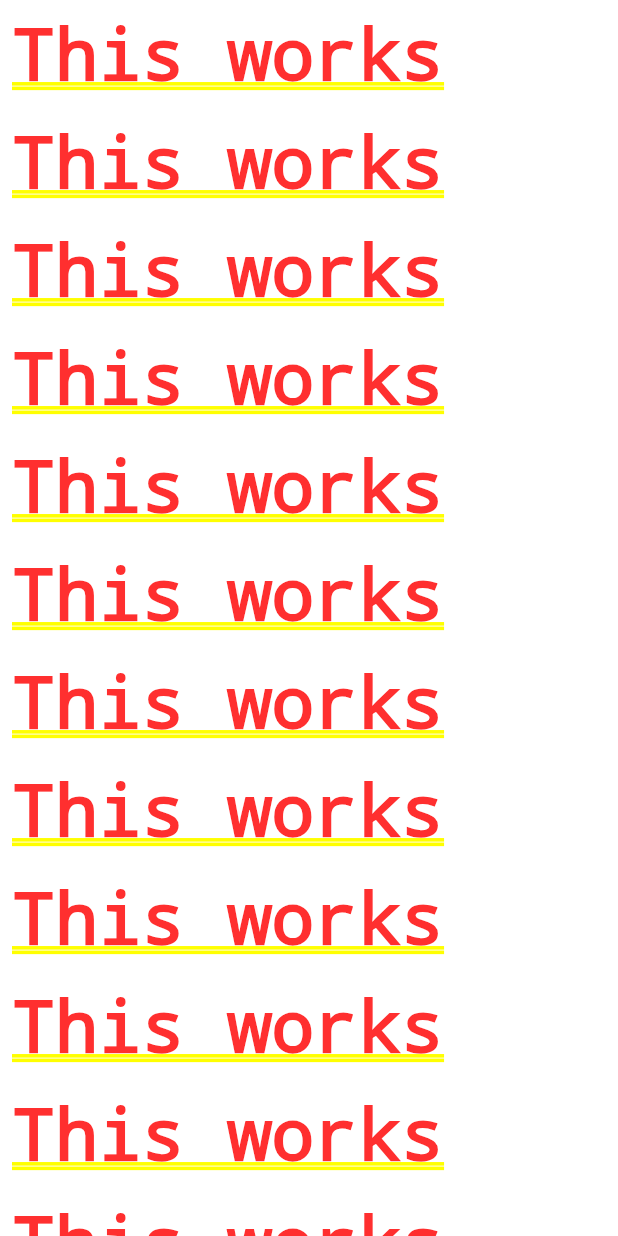
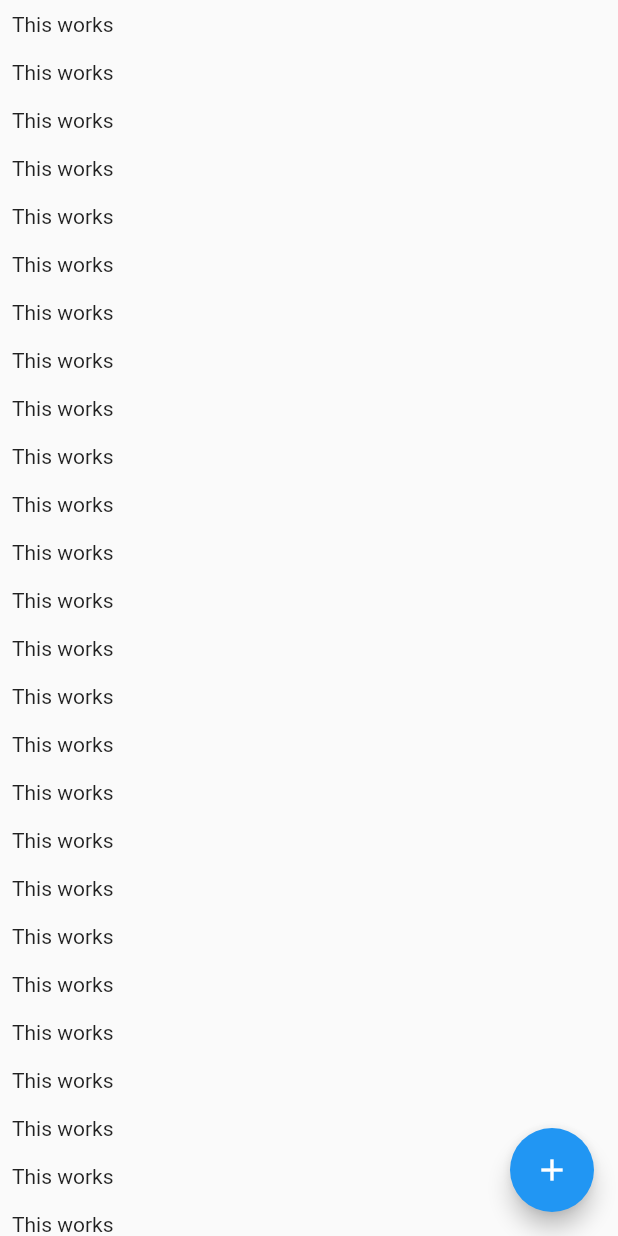
Before and after one commit to dinkelaker/flutter-chatapp, a Flutter app: the screen it shows after launch, on a phone screen of 412 x 824 dp. Run offline on Flutter 3.47's test engine with Material 2 defaults, Android fonts, the phone set to English and light mode, and no system bars; our stand-ins replace cloud_firestore; accounts and stored records are empty.

```diff
--- a/lib/screens/chat_screen.dart
+++ b/lib/screens/chat_screen.dart
@@ -1,12 +1,29 @@
 import 'package:flutter/material.dart';
+
+import 'package:cloud_firestore/cloud_firestore.dart';
 
 class ChatScreen extends StatelessWidget {
   @override
   Widget build(BuildContext context) {
-    return ListView.builder(
-      itemBuilder: (ctxt, index) => Container(
-        padding: EdgeInsets.all(8),
-        child: Text('This works'),
+    return Scaffold(
+      body: ListView.builder(
+        itemBuilder: (ctxt, index) => Container(
+          padding: EdgeInsets.all(8),
+          child: Text('This works'),
+        ),
+      ),
+      floatingActionButton: FloatingActionButton(
+        child: Icon(Icons.add),
+        onPressed: () {
+          Firestore.instance
+              .collection('chats/9JWWERxxkY0TtEuCKAY2/messages')
+              .snapshots()
+              .listen(
+            (event) {
+              print(event);
+            },
+          );
+        },
       ),
     );
   }
--- a/pubspec.yaml
+++ b/pubspec.yaml
@@ -28,6 +28,8 @@ dependencies:
   # The following adds the Cupertino Icons font to your application.
   # Use with the CupertinoIcons class for iOS style icons.
   cupertino_icons: ^0.1.3
+
+  cloud_firestore: ^0.13.5
 
 dev_dependencies:
   flutter_test:
```
Also changed, not shown: pubspec.lock, 3 other files.
